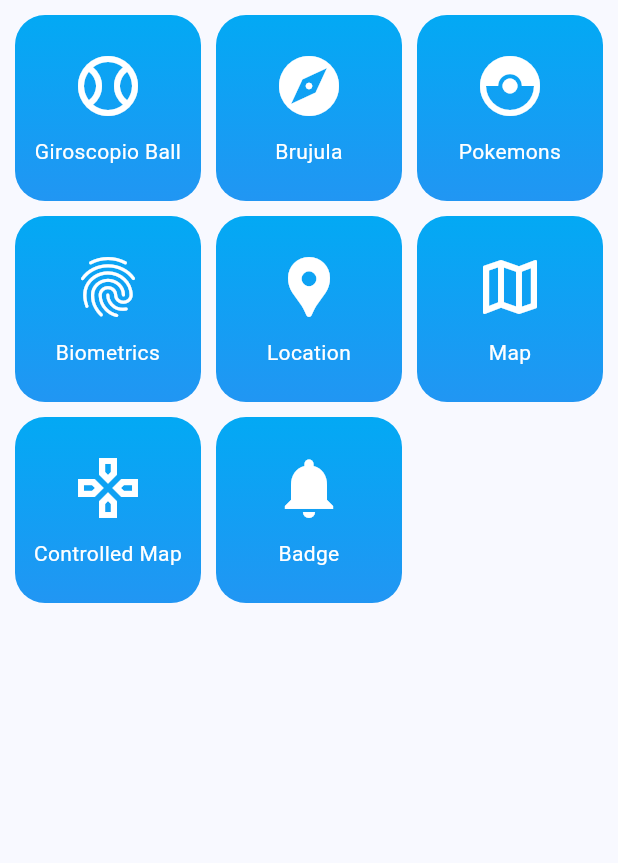
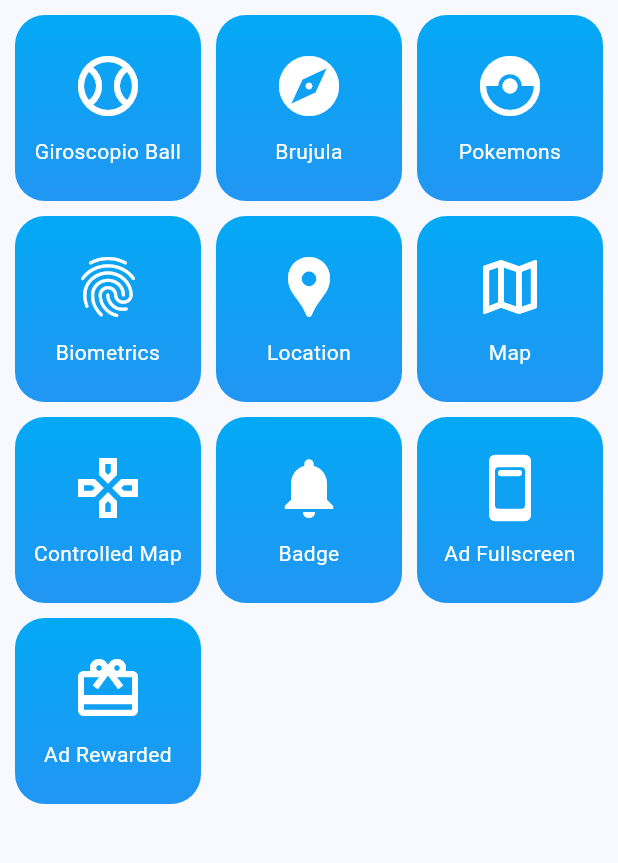
Before and after one commit to ferpaz/sensors_with_flutter, a Flutter app: the screen it shows after launch, on a phone screen of 412 x 824 dp, the part 270-1133 px from its top. Run offline on Flutter 3.47's test engine with Material 3 defaults, Android fonts, the phone set to English and light mode, and no system bars; drawn by our look-alikes of google_mobile_ads; our stand-ins replace dio, flutter_compass, flutter_riverpod, geolocator, go_router, google_fonts and 7 more; missing offline and left inert: flutter_app_badger, quick_actions; generated files the repository leaves out were written again; network calls fail.

Commit message:
Se agrego el manejo de anuncios de diferentes tipos: Banner, Interstitial y Rewarded

```diff
--- a/lib/config/config.dart
+++ b/lib/config/config.dart
@@ -1,6 +1,10 @@
+export './plugins/admob_plugin.dart';
 export './plugins/app_badge_plugin.dart';
 export './plugins/local_auth_plugin.dart';
 export './plugins/quick_actions_plugin.dart';
 export './plugins/share_plugin.dart';
+export './plugins/shared_preferences_plugin.dart';
+
 export './router/app_router.dart';
+
 export './theme/app_theme.dart';
--- a/lib/config/router/app_router.dart
+++ b/lib/config/router/app_router.dart
@@ -61,5 +61,14 @@ final appRouter = GoRouter(
       path: '/badge',
       builder: (context, state) => const BadgeScreen(),
     ),
+
+    GoRoute(
+      path: '/adfullscreen',
+      builder: (context, state) => const AdFullScreen(),
+    ),
+    GoRoute(
+      path: '/adrewarded',
+      builder: (context, state) => const AdRewardedScreen(),
+    ),
   ],
 );
--- a/lib/main.dart
+++ b/lib/main.dart
@@ -5,11 +5,13 @@ import 'package:flutter_riverpod/flutter_riverpod.dart';
 import 'package:miscelaneos/config/config.dart';
 import 'package:miscelaneos/presentation/providers/providers.dart';
 
-void main() {
+void main() async {
   // Necesito que el móvil solo este en Portrait y no se pueda rotar
   // para que el giroscopio funcione correctamente
   WidgetsFlutterBinding.ensureInitialized();
   SystemChrome.setPreferredOrientations([DeviceOrientation.portraitUp]);
+
+  await AdmobPlugin.initialize();
 
   QuickActionsPlugin.registerActions();
 
@@ -34,6 +36,7 @@ class MainAppState extends ConsumerState<MainApp> with WidgetsBindingObserver {
 
     WidgetsBinding.instance.addObserver(this);
     ref.read(permissionsProvider.notifier).checkSettings();
+    ref.read(showAdsProvider.notifier).checkAdsState();
   }
 
   // Se implementa el método dispose para poder remover el observer del estado de la App
--- a/lib/presentation/providers/providers.dart
+++ b/lib/presentation/providers/providers.dart
@@ -1,3 +1,4 @@
+export './ads/admob_providers.dart';
 export './app_state_provider.dart';
 export './badge/badge_counter_provider.dart';
 export './local_auth/local_auth_providers.dart';
--- a/lib/presentation/screens/home/home_screen.dart
+++ b/lib/presentation/screens/home/home_screen.dart
@@ -1,14 +1,24 @@
 import 'package:flutter/material.dart';
+import 'package:flutter_riverpod/flutter_riverpod.dart';
 import 'package:go_router/go_router.dart';
+import 'package:google_mobile_ads/google_mobile_ads.dart';
 import 'package:miscelaneos/presentation/widgets/widgets.dart';
 
-class HomeScreen extends StatelessWidget {
+import '../../providers/providers.dart';
+
+class HomeScreen extends ConsumerWidget {
   const HomeScreen({super.key});
 
   @override
-  Widget build(BuildContext context) {
+  Widget build(BuildContext context, WidgetRef ref) {
+
+    final adBannerAsync = ref.watch(adBannerProvider);
+
     return Scaffold(
-      body: Padding(
+      body: Column(
+        children: [
+          Expanded(
+            child: Padding(
               padding: const EdgeInsets.symmetric(horizontal: 10),
               child: CustomScrollView(
                 slivers: [
@@ -26,6 +36,22 @@ class HomeScreen extends StatelessWidget {
                 ],
               ),
             ),
+          ),
+
+          // Ad banner
+          adBannerAsync.when(
+            data: (ad) => ad == null
+              ? const SizedBox()
+              : SizedBox(
+                height: ad.size.height.toDouble(),
+                width: ad.size.width.toDouble(),
+                child: AdWidget(ad: ad),
+              ),
+            loading: () => const LinearProgressIndicator(),
+            error: (_, __) => const SizedBox(),
+          ),
+        ],
+      ),
     );
   }
 }
--- a/lib/presentation/screens/screens.dart
+++ b/lib/presentation/screens/screens.dart
@@ -1,4 +1,7 @@
 export 'home/home_screen.dart';
+
+export 'ads/ad_full_screen.dart';
+export 'ads/ad_rewarded_screen.dart';
 
 export 'biometrics/biometric_screen.dart';
 
--- a/lib/presentation/widgets/shared/menu_item.dart
+++ b/lib/presentation/widgets/shared/menu_item.dart
@@ -12,6 +12,8 @@ final menuItems = <MenuItem>[
   MenuItem('Map', Icons.map_outlined, '/map'),
   MenuItem('Controlled Map', Icons.gamepad_outlined, '/controlled_map'),
   MenuItem('Badge', Icons.notifications, '/badge'),
+  MenuItem('Ad Fullscreen', Icons.ad_units_rounded, '/adfullscreen'),
+  MenuItem('Ad Rewarded', Icons.wallet_giftcard_outlined, '/adrewarded'),
 ];
 
 class MenuItem {
--- a/pubspec.yaml
+++ b/pubspec.yaml
@@ -17,12 +17,14 @@ dependencies:
   go_router: ^13.0.1
   google_fonts: ^6.1.0
   google_maps_flutter: ^2.5.3
+  google_mobile_ads: ^4.0.0
   local_auth: ^2.1.8
   permission_handler: ^11.0.1
   quick_actions: ^1.0.7
   riverpod_annotation: ^2.3.0
   sensors_plus: ^4.0.2
   share_plus: ^7.2.1
+  shared_preferences: ^2.2.2
 
 dev_dependencies:
   build_runner: ^2.4.6
```
Also changed, not shown: lib/config/plugins/admob_plugin.dart (added, +95 -0 lines), lib/config/plugins/shared_preferences_plugin.dart (added, +15 -0 lines), lib/presentation/providers/ads/admob_providers.dart (added, +65 -0 lines), lib/presentation/screens/ads/ad_full_screen.dart (added, +45 -0 lines), lib/presentation/screens/ads/ad_rewarded_screen.dart (added, +47 -0 lines), lib/presentation/screens/permissions/permissions_screen.dart (+8 -0 lines), lib/presentation/providers/ads/admob_providers.g.dart (added), pubspec.lock, 2 other files. Lines whose indentation alone changed are shown as unchanged.
